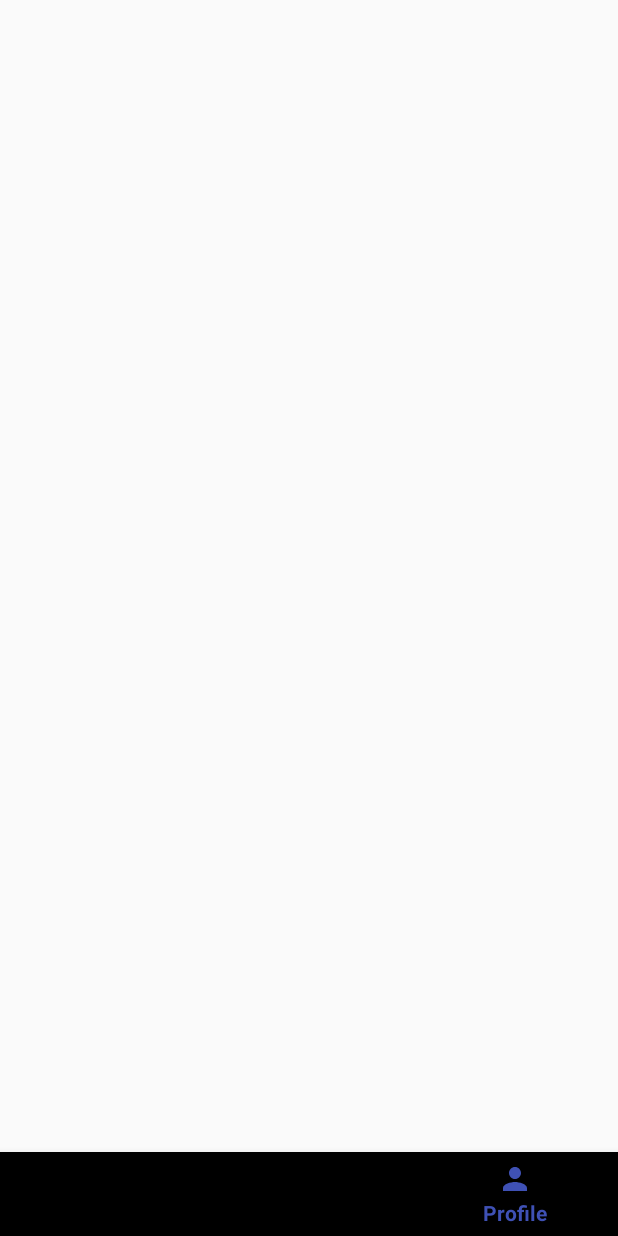
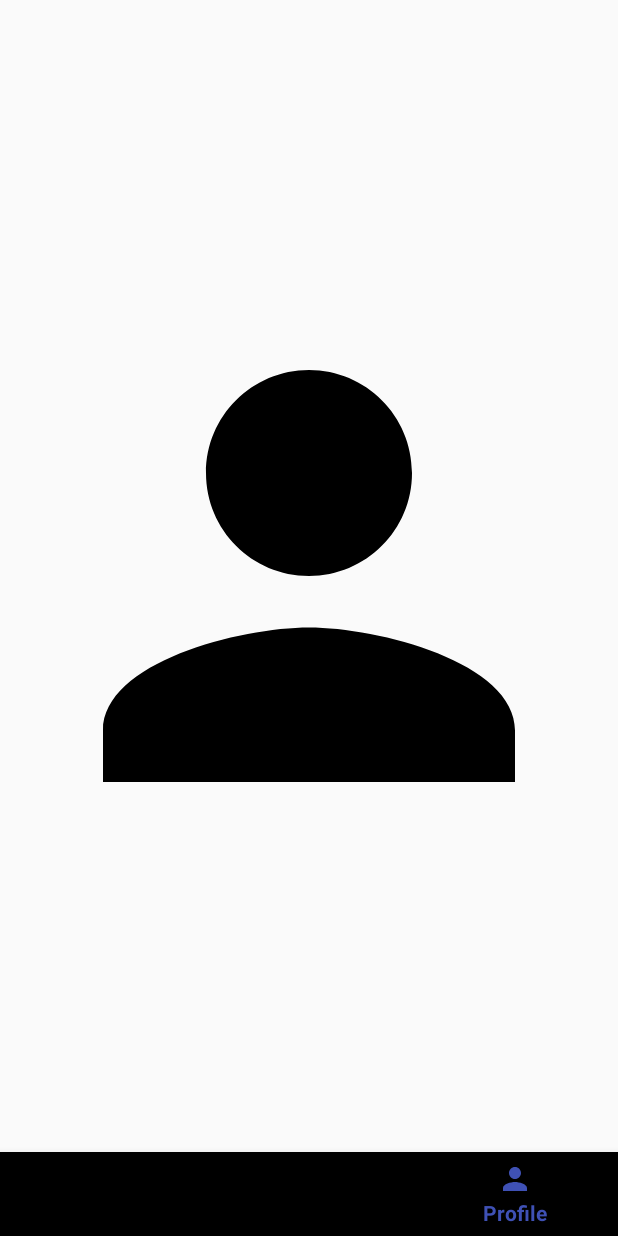
Before and after one commit to Bertogonz3000/Parsetegram, an Android app: the LandingActivity screen opened directly, with no data from a screen before it, item 3 of the bottom bar chosen, on a phone screen of 412 x 824 dp. Run offline under Robolectric (Android 15) with nearby library versions, the phone set to English and light mode, and no system bars.

Commit message:
fragment switching works, moving on to transforming activities to fragments

```diff
--- /dev/null
+++ b/app/src/main/java/com/example/bertogonz3000/parstegram/Fragments/ProfileFragment.java
@@ -0,0 +1,26 @@
+package com.example.bertogonz3000.parstegram.Fragments;
+
+import android.content.Context;
+import android.net.Uri;
+import android.os.Bundle;
+import android.support.v4.app.Fragment;
+import android.view.LayoutInflater;
+import android.view.View;
+import android.view.ViewGroup;
+import android.widget.ImageView;
+
+import com.example.bertogonz3000.parstegram.R;
+
+
+public class ProfileFragment extends Fragment {
+
+    @Override
+    public View onCreateView(LayoutInflater inflater, ViewGroup parent, Bundle savedInstanceState){
+        return inflater.inflate(R.layout.fragment_profile, parent, false);
+    }
+
+    @Override
+    public void onViewCreated(View view, Bundle savedInstanceState){
+        ImageView checkImage = (ImageView) view.findViewById(R.id.checkImageThree);
+    }
+}
--- a/app/src/main/java/com/example/bertogonz3000/parstegram/LandingActivity.java
+++ b/app/src/main/java/com/example/bertogonz3000/parstegram/LandingActivity.java
@@ -1,13 +1,65 @@
 package com.example.bertogonz3000.parstegram;
 
+import android.support.annotation.NonNull;
+import android.support.design.widget.BottomNavigationView;
+import android.support.v4.app.Fragment;
+import android.support.v4.app.FragmentManager;
+import android.support.v4.app.FragmentTransaction;
 import android.support.v7.app.AppCompatActivity;
 import android.os.Bundle;
+import android.view.MenuItem;
+
+import com.example.bertogonz3000.parstegram.Fragments.CaptureFragment;
+import com.example.bertogonz3000.parstegram.Fragments.FeedFragment;
+import com.example.bertogonz3000.parstegram.Fragments.ProfileFragment;
 
 public class LandingActivity extends AppCompatActivity {
+
+    BottomNavigationView bottomNav;
 
     @Override
     protected void onCreate(Bundle savedInstanceState) {
         super.onCreate(savedInstanceState);
         setContentView(R.layout.activity_landing);
+
+        //instantiate the bottomNav
+        bottomNav = (BottomNavigationView) findViewById(R.id.bottomNav);
+
+        //instantiate the fragment manager
+        final FragmentManager fragager = getSupportFragmentManager();
+
+        //TODO - Create fragment classes
+        //instantiate the fragments
+        final Fragment feedFrag = new FeedFragment();
+        final Fragment captureFrag = new CaptureFragment();
+        final Fragment profileFrag = new ProfileFragment();
+
+        //handle navigation selection
+        bottomNav.setOnNavigationItemSelectedListener(
+                new BottomNavigationView.OnNavigationItemSelectedListener() {
+                    FragmentTransaction fragTransaction;
+                    @Override
+                    public boolean onNavigationItemSelected(@NonNull MenuItem item) {
+                        switch (item.getItemId()) {
+                            case R.id.feedFragment:
+                                fragTransaction = fragager.beginTransaction();
+                                fragTransaction.replace(R.id.frameLayout, feedFrag).commit();
+                                return true;
+
+                            case R.id.cameraFragment:
+                                fragTransaction = fragager.beginTransaction();
+                                fragTransaction.replace(R.id.frameLayout, captureFrag).commit();
+                                return true;
+
+                            case R.id.profileFragment:
+                                fragTransaction = fragager.beginTransaction();
+                                fragTransaction.replace(R.id.frameLayout, profileFrag).commit();
+                                return true;
+                        }
+                        return true;
+                    }
+                });
     }
+
+
 }
--- a/app/src/main/res/layout/activity_landing.xml
+++ b/app/src/main/res/layout/activity_landing.xml
@@ -5,6 +5,13 @@
     android:layout_width="match_parent"
     android:layout_height="match_parent"
     tools:context=".LandingActivity">
+
+    <FrameLayout
+        android:id="@+id/frameLayout"
+        android:layout_width="match_parent"
+        android:layout_height="match_parent"
+        android:layout_above="@id/bottomNav">
+    </FrameLayout>
 
     <android.support.design.widget.BottomNavigationView
         android:id="@+id/bottomNav"
--- /dev/null
+++ b/app/src/main/res/layout/fragment_profile.xml
@@ -0,0 +1,14 @@
+<?xml version="1.0" encoding="utf-8"?>
+<FrameLayout xmlns:android="http://schemas.android.com/apk/res/android"
+    xmlns:tools="http://schemas.android.com/tools"
+    android:layout_width="match_parent"
+    android:layout_height="match_parent"
+    tools:context=".Fragments.ProfileFragment">
+
+    <ImageView
+        android:id="@+id/checkImageThree"
+        android:layout_width="match_parent"
+        android:layout_height="match_parent"
+        android:src="@drawable/profile_icon"/>
+
+</FrameLayout>
--- a/app/src/main/res/values/strings.xml
+++ b/app/src/main/res/values/strings.xml
@@ -1,3 +1,6 @@
 <resources>
     <string name="app_name">Parstegram</string>
+
+    <!-- TODO: Remove or change this placeholder text -->
+    <string name="hello_blank_fragment">Hello blank fragment</string>
 </resources>
```
Also changed, not shown: app/src/main/java/com/example/bertogonz3000/parstegram/Fragments/CaptureFragment.java (added, +27 -0 lines), app/src/main/java/com/example/bertogonz3000/parstegram/Fragments/FeedFragment.java (added, +27 -0 lines), app/src/main/res/layout/fragment_capture.xml (added, +14 -0 lines), app/src/main/res/layout/fragment_feed.xml (added, +14 -0 lines).
